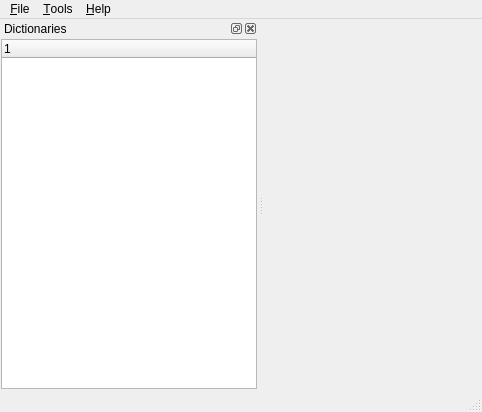
Old version of the form src/mainwindow.ui in the repository jablonkai/QDictionary.
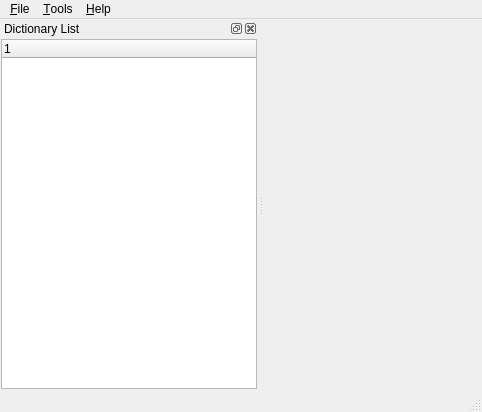
New version of the form. Icons and pictures are not drawn. Custom widgets are drawn as their Qt base class.

```diff
--- a/src/mainwindow.ui
+++ b/src/mainwindow.ui
@@ -77,7 +77,7 @@
     <set>Qt::LeftDockWidgetArea|Qt::NoDockWidgetArea|Qt::RightDockWidgetArea</set>
    </property>
    <property name="windowTitle" >
-    <string>Dictionaries</string>
+    <string>Dictionary List</string>
    </property>
    <attribute name="dockWidgetArea" >
     <number>1</number>
```
Left out of the diff: 82 changed lines with no effect on the pictures.
